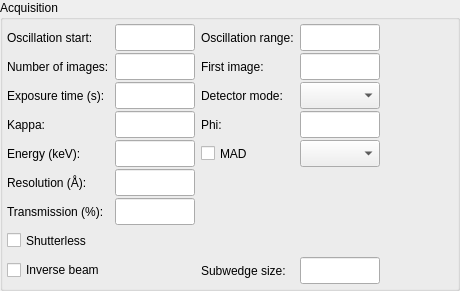
Qt form Bricks/widgets/ui_files/Qt4_acquisition_widget_vertical_layout.ui (douglasbeniz/mxcube) before a commit.
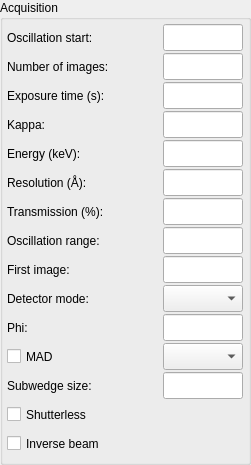
The same form after that commit.

Commit message: [douglas.beniz] Including some functions: like resolution support; and fixes: set folder and sub-dir; snapshots; energy scan, etc.

Patch:
```diff
--- a/Bricks/widgets/ui_files/Qt4_acquisition_widget_vertical_layout.ui
+++ b/Bricks/widgets/ui_files/Qt4_acquisition_widget_vertical_layout.ui
@@ -6,8 +6,8 @@
    <rect>
     <x>0</x>
     <y>0</y>
-    <width>460</width>
-    <height>291</height>
+    <width>251</width>
+    <height>465</height>
    </rect>
   </property>
   <property name="sizePolicy">
@@ -235,193 +235,6 @@
              </widget>
             </item>
             <item>
-             <widget class="QCheckBox" name="shutterless_cbx">
-              <property name="minimumSize">
-               <size>
-                <width>0</width>
-                <height>27</height>
-               </size>
-              </property>
-              <property name="text">
-               <string>Shutterless</string>
-              </property>
-             </widget>
-            </item>
-            <item>
-             <widget class="QCheckBox" name="inverse_beam_cbx">
-              <property name="sizePolicy">
-               <sizepolicy hsizetype="Fixed" vsizetype="Preferred">
-                <horstretch>0</horstretch>
-                <verstretch>0</verstretch>
-               </sizepolicy>
-              </property>
-              <property name="minimumSize">
-               <size>
-                <width>0</width>
-                <height>27</height>
-               </size>
-              </property>
-              <property name="maximumSize">
-               <size>
-                <width>150</width>
-                <height>16777215</height>
-               </size>
-              </property>
-              <property name="toolTip">
-               <string>Check to use inverse beam and specify subwedge size</string>
-              </property>
-              <property name="text">
-               <string>Inverse beam</string>
-              </property>
-             </widget>
-            </item>
-           </layout>
-          </item>
-          <item>
-           <layout class="QVBoxLayout">
-            <property name="spacing">
-             <number>2</number>
-            </property>
-            <item>
-             <widget class="QLineEdit" name="osc_start_ledit">
-              <property name="minimumSize">
-               <size>
-                <width>80</width>
-                <height>27</height>
-               </size>
-              </property>
-              <property name="maximumSize">
-               <size>
-                <width>70</width>
-                <height>27</height>
-               </size>
-              </property>
-             </widget>
-            </item>
-            <item>
-             <widget class="QLineEdit" name="num_images_ledit">
-              <property name="minimumSize">
-               <size>
-                <width>80</width>
-                <height>27</height>
-               </size>
-              </property>
-              <property name="maximumSize">
-               <size>
-                <width>70</width>
-                <height>27</height>
-               </size>
-              </property>
-             </widget>
-            </item>
-            <item>
-             <widget class="QLineEdit" name="exp_time_ledit">
-              <property name="minimumSize">
-               <size>
-                <width>80</width>
-                <height>27</height>
-               </size>
-              </property>
-              <property name="maximumSize">
-               <size>
-                <width>70</width>
-                <height>27</height>
-               </size>
-              </property>
-             </widget>
-            </item>
-            <item>
-             <widget class="QLineEdit" name="kappa_ledit">
-              <property name="minimumSize">
-               <size>
-                <width>80</width>
-                <height>27</height>
-               </size>
-              </property>
-              <property name="maximumSize">
-               <size>
-                <width>80</width>
-                <height>27</height>
-               </size>
-              </property>
-             </widget>
-            </item>
-            <item>
-             <widget class="QLineEdit" name="energy_ledit">
-              <property name="minimumSize">
-               <size>
-                <width>80</width>
-                <height>27</height>
-               </size>
-              </property>
-              <property name="maximumSize">
-               <size>
-                <width>70</width>
-                <height>27</height>
-               </size>
-              </property>
-             </widget>
-            </item>
-            <item>
-             <widget class="QLineEdit" name="resolution_ledit">
-              <property name="minimumSize">
-               <size>
-                <width>80</width>
-                <height>27</height>
-               </size>
-              </property>
-              <property name="maximumSize">
-               <size>
-                <width>70</width>
-                <height>27</height>
-               </size>
-              </property>
-             </widget>
-            </item>
-            <item>
-             <widget class="QLineEdit" name="transmission_ledit">
-              <property name="minimumSize">
-               <size>
-                <width>80</width>
-                <height>27</height>
-               </size>
-              </property>
-              <property name="maximumSize">
-               <size>
-                <width>70</width>
-                <height>27</height>
-               </size>
-              </property>
-             </widget>
-            </item>
-            <item>
-             <spacer name="verticalSpacer_4">
-              <property name="orientation">
-               <enum>Qt::Vertical</enum>
-              </property>
-              <property name="sizeType">
-               <enum>QSizePolicy::Fixed</enum>
-              </property>
-              <property name="sizeHint" stdset="0">
-               <size>
-                <width>20</width>
-                <height>56</height>
-               </size>
-              </property>
-             </spacer>
-            </item>
-           </layout>
-          </item>
-         </layout>
-        </item>
-        <item>
-         <layout class="QHBoxLayout">
-          <item>
-           <layout class="QVBoxLayout">
-            <property name="spacing">
-             <number>2</number>
-            </property>
-            <item>
              <widget class="QLabel" name="osc_range_label">
               <property name="minimumSize">
                <size>
@@ -540,19 +353,6 @@
               </property>
              </widget>
             </item>
-            <item>
-             <spacer name="verticalSpacer_2">
-              <property name="orientation">
-               <enum>Qt::Vertical</enum>
-              </property>
-              <property name="sizeHint" stdset="0">
-               <size>
-                <width>20</width>
-                <height>40</height>
-               </size>
-              </property>
-             </spacer>
-            </item>
             <item>
              <widget class="QLabel" name="subwedge_size_label">
               <property name="minimumSize">
@@ -578,6 +378,47 @@
               </property>
              </widget>
             </item>
+            <item>
+             <widget class="QCheckBox" name="shutterless_cbx">
+              <property name="minimumSize">
+               <size>
+                <width>0</width>
+                <height>27</height>
+               </size>
+              </property>
+              <property name="text">
+               <string>Shutterless</string>
+              </property>
+             </widget>
+            </item>
+            <item>
+             <widget class="QCheckBox" name="inverse_beam_cbx">
+              <property name="sizePolicy">
+               <sizepolicy hsizetype="Fixed" vsizetype="Preferred">
+                <horstretch>0</horstretch>
+                <verstretch>0</verstretch>
+               </sizepolicy>
+              </property>
+              <property name="minimumSize">
+               <size>
+                <width>0</width>
+                <height>27</height>
+               </size>
+              </property>
+              <property name="maximumSize">
+               <size>
+                <width>150</width>
+                <height>16777215</height>
+               </size>
+              </property>
+              <property name="toolTip">
+               <string>Check to use inverse beam and specify subwedge size</string>
+              </property>
+              <property name="text">
+               <string>Inverse beam</string>
+              </property>
+             </widget>
+            </item>
            </layout>
           </item>
           <item>
@@ -585,6 +426,118 @@
             <property name="spacing">
              <number>2</number>
             </property>
+            <item>
+             <widget class="QLineEdit" name="osc_start_ledit">
+              <property name="minimumSize">
+               <size>
+                <width>80</width>
+                <height>27</height>
+               </size>
+              </property>
+              <property name="maximumSize">
+               <size>
+                <width>70</width>
+                <height>27</height>
+               </size>
+              </property>
+             </widget>
+            </item>
+            <item>
+             <widget class="QLineEdit" name="num_images_ledit">
+              <property name="minimumSize">
+               <size>
+                <width>80</width>
+                <height>27</height>
+               </size>
+              </property>
+              <property name="maximumSize">
+               <size>
+                <width>70</width>
+                <height>27</height>
+               </size>
+              </property>
+             </widget>
+            </item>
+            <item>
+             <widget class="QLineEdit" name="exp_time_ledit">
+              <property name="minimumSize">
+               <size>
+                <width>80</width>
+                <height>27</height>
+               </size>
+              </property>
+              <property name="maximumSize">
+               <size>
+                <width>70</width>
+                <height>27</height>
+               </size>
+              </property>
+             </widget>
+            </item>
+            <item>
+             <widget class="QLineEdit" name="kappa_ledit">
+              <property name="minimumSize">
+               <size>
+                <width>80</width>
+                <height>27</height>
+               </size>
+              </property>
+              <property name="maximumSize">
+               <size>
+                <width>80</width>
+                <height>27</height>
+               </size>
+              </property>
+             </widget>
+            </item>
+            <item>
+             <widget class="QLineEdit" name="energy_ledit">
+              <property name="minimumSize">
+               <size>
+                <width>80</width>
+                <height>27</height>
+               </size>
+              </property>
+              <property name="maximumSize">
+               <size>
+                <width>70</width>
+                <height>27</height>
+               </size>
+              </property>
+             </widget>
+            </item>
+            <item>
+             <widget class="QLineEdit" name="resolution_ledit">
+              <property name="minimumSize">
+               <size>
+                <width>80</width>
+                <height>27</height>
+               </size>
+              </property>
+              <property name="maximumSize">
+               <size>
+                <width>70</width>
+                <height>27</height>
+               </size>
+              </property>
+             </widget>
+            </item>
+            <item>
+             <widget class="QLineEdit" name="transmission_ledit">
+              <property name="minimumSize">
+               <size>
+                <width>80</width>
+                <height>27</height>
+               </size>
+              </property>
+              <property name="maximumSize">
+               <size>
+                <width>70</width>
+                <height>27</height>
+               </size>
+              </property>
+             </widget>
+            </item>
             <item>
              <widget class="QLineEdit" name="osc_range_ledit">
               <property name="minimumSize">
@@ -680,19 +633,6 @@
               </property>
              </widget>
             </item>
-            <item>
-             <spacer name="verticalSpacer_3">
-              <property name="orientation">
-               <enum>Qt::Vertical</enum>
-              </property>
-              <property name="sizeHint" stdset="0">
-               <size>
-                <width>20</width>
-                <height>40</height>
-               </size>
-              </property>
-             </spacer>
-            </item>
             <item>
              <widget class="QLineEdit" name="subwedge_size_ledit">
               <property name="minimumSize">
@@ -712,23 +652,26 @@
               </property>
              </widget>
             </item>
+            <item>
+             <spacer name="verticalSpacer_4">
+              <property name="orientation">
+               <enum>Qt::Vertical</enum>
+              </property>
+              <property name="sizeType">
+               <enum>QSizePolicy::Fixed</enum>
+              </property>
+              <property name="sizeHint" stdset="0">
+               <size>
+                <width>20</width>
+                <height>56</height>
+               </size>
+              </property>
+             </spacer>
+            </item>
            </layout>
           </item>
          </layout>
         </item>
-        <item>
-         <spacer name="horizontalSpacer">
-          <property name="orientation">
-           <enum>Qt::Horizontal</enum>
-          </property>
-          <property name="sizeHint" stdset="0">
-           <size>
-            <width>40</width>
-            <height>20</height>
-           </size>
-          </property>
-         </spacer>
-        </item>
        </layout>
       </item>
      </layout>
```
The commit also changes 30 other files.
